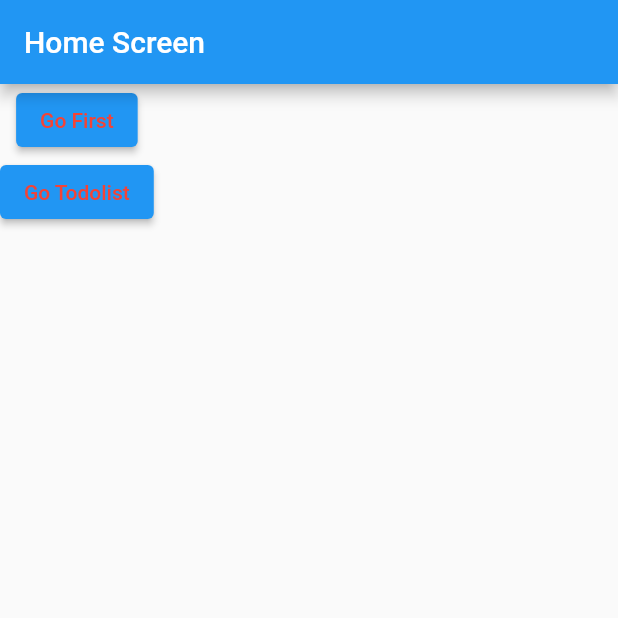
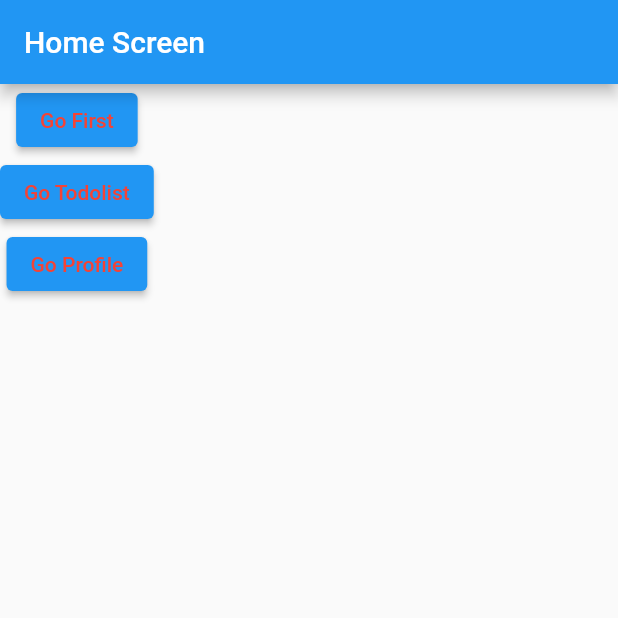
Before and after one commit to dearlsh94/hello_flutter, a Flutter app: the screen it shows after launch, on a phone screen of 412 x 824 dp, the top half of it. Run offline on Flutter 3.47's test engine with Material 2 defaults, Android fonts, the phone set to English and light mode, and no system bars.

Commit message:
Profile 페이지 구현

```diff
--- a/lib/main.dart
+++ b/lib/main.dart
@@ -3,6 +3,7 @@ import 'package:flutter/material.dart';
 import 'package:hello_flutter/screens/home.dart';
 import 'package:hello_flutter/screens/first.dart';
 import 'package:hello_flutter/screens/todolist.dart';
+import 'package:hello_flutter/screens/profile.dart';
 
 void main() => runApp(HelloFlutter());
 
@@ -15,7 +16,8 @@ class HelloFlutter extends StatelessWidget {
       routes: {
         Home.routeName: (context) => Home(),
         First.routeName: (context) => First(),
-        Todolist.routeName: (context) => Todolist()
+        Todolist.routeName: (context) => Todolist(),
+        Profile.routeName: (context) => Profile()
       },
       theme: ThemeData(
         primarySwatch: Colors.blue,
--- a/lib/screens/first.dart
+++ b/lib/screens/first.dart
@@ -22,7 +22,8 @@ class First extends StatelessWidget {
             child: Text('Go Home'),
             shape: RoundedRectangleBorder(
                 borderRadius: new BorderRadius.circular(10.0)),
-          )
+          ),
+          Text('hi')
         ],
       ),
     );
--- a/lib/screens/home.dart
+++ b/lib/screens/home.dart
@@ -1,6 +1,7 @@
 import 'package:flutter/material.dart';
 import 'package:hello_flutter/screens/first.dart';
 import 'package:hello_flutter/screens/todolist.dart';
+import 'package:hello_flutter/screens/profile.dart';
 
 class Home extends StatelessWidget {
   static const _title = 'Home Screen';
@@ -43,6 +44,20 @@ class Home extends StatelessWidget {
                     color: Color(0xFF000000),
                     width: 1.0,
                     style: BorderStyle.none))),
+          ),
+          ElevatedButton(
+            onPressed: () {
+              Navigator.pushNamed(context, Profile.routeName);
+            },
+            child: Text('Go Profile'),
+            style: ButtonStyle(
+                foregroundColor: MaterialStateProperty.all<Color>(Colors.red),
+                overlayColor: MaterialStateProperty.all<Color>(Colors.green),
+                backgroundColor: MaterialStateProperty.all<Color>(Colors.blue),
+                side: MaterialStateProperty.all<BorderSide>(new BorderSide(
+                    color: Color(0xFF000000),
+                    width: 1.0,
+                    style: BorderStyle.none))),
           )
         ],
       ),
```
Also changed, not shown: lib/screens/profile.dart (added, +103 -0 lines), pubspec.yaml (+6 -4 lines), assets/fonts/Lobster-Regular.ttf (added), assets/images/bird.png (added).
